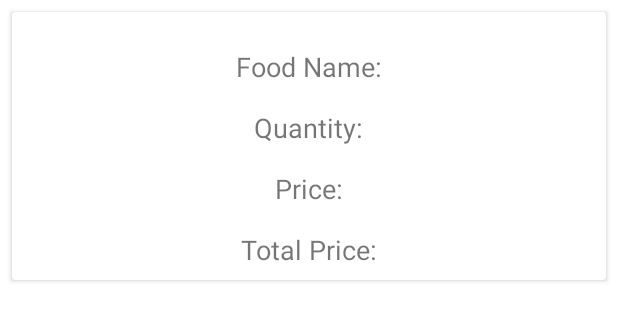
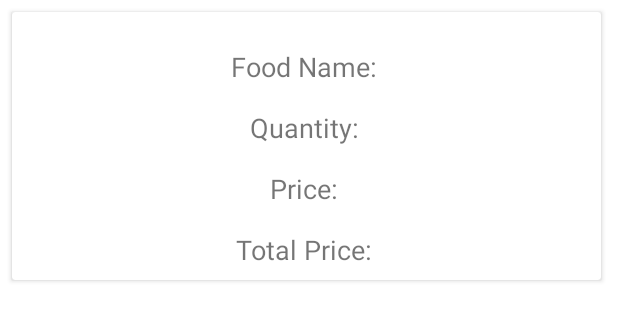
Before and after one commit to alishbah01/Picky-Foody-update, an Android app: the layout cart_item_card.xml on its own in the app's theme, with its tools: preview values and no code run, on a phone screen of 412 x 824 dp. Shown: the top 321 px of the screen. Run offline under Robolectric (Android 15) with nearby library versions, the phone set to English and light mode, and no system bars; Roboto replaces fonts that are not available here.

Commit message:
menu is set, cart is connect to menu and details btn is working

```diff
--- a/app/src/main/AndroidManifest.xml
+++ b/app/src/main/AndroidManifest.xml
@@ -24,7 +24,6 @@
         <activity
             android:name=".FoodItemCard"/>
         <activity
-
             android:name=".DetailActivityfood"
             android:exported="false" />
         <activity
--- a/app/src/main/java/com/example/jkk/AdminPopUp.java
+++ b/app/src/main/java/com/example/jkk/AdminPopUp.java
@@ -5,7 +5,6 @@ import androidx.appcompat.app.AppCompatActivity;
 import android.os.Bundle;
 
 public class AdminPopUp extends AppCompatActivity {
-
     @Override
     protected void onCreate(Bundle savedInstanceState) {
         super.onCreate(savedInstanceState);
--- a/app/src/main/java/com/example/jkk/FoodItemCard.java
+++ b/app/src/main/java/com/example/jkk/FoodItemCard.java
@@ -17,7 +17,7 @@ public class FoodItemCard extends AppCompatActivity {
         super.onCreate(savedInstanceState);
         setContentView(R.layout.food_item_card);
         // Find the button by ID
-        Details = findViewById(R.id.pc);}
+        Details = findViewById(R.id.details);}
 
 
     public void seedetails(View view) {
--- a/app/src/main/res/layout/cart_item_card.xml
+++ b/app/src/main/res/layout/cart_item_card.xml
@@ -1,60 +1,60 @@
 <?xml version="1.0" encoding="utf-8"?>
 <RelativeLayout xmlns:android="http://schemas.android.com/apk/res/android"
     android:layout_width="match_parent"
-    android:layout_height="match_parent"
+    android:layout_height="wrap_content"
     xmlns:app="http://schemas.android.com/apk/res-auto">
 
     <androidx.cardview.widget.CardView
-        android:layout_width="match_parent"
+        android:layout_width="392dp"
         android:layout_height="wrap_content"
-        android:layout_margin="8dp"
-       >
-
-        <ScrollView
-            android:layout_width="match_parent"
-            android:layout_height="match_parent"
-            android:layout_centerInParent="true">
+        android:layout_alignParentStart="true"
+        android:layout_alignParentTop="true"
+        android:layout_alignParentEnd="true"
+        android:layout_marginStart="8dp"
+        android:layout_marginTop="8dp"
+        android:layout_marginEnd="11dp"
+        android:layout_marginBottom="8dp">
 
         <LinearLayout
-                android:layout_width="match_parent"
+            android:layout_width="390dp"
             android:layout_height="wrap_content"
+            android:gravity="center"
             android:orientation="vertical"
-                android:gravity="center"
             android:padding="8dp">
 
             <TextView
                 android:id="@+id/foodNameTextView"
                 android:layout_width="wrap_content"
                 android:layout_height="wrap_content"
+                android:layout_marginTop="16dp"
                 android:text="Food Name:"
-                    android:textSize="18sp"
-                    android:layout_marginTop="16dp"/>
+                android:textSize="18sp" />
 
             <TextView
                 android:id="@+id/quantityTextView"
                 android:layout_width="wrap_content"
                 android:layout_height="wrap_content"
+                android:layout_marginTop="16dp"
                 android:text="Quantity:"
-                    android:textSize="18sp"
-                    android:layout_marginTop="16dp"/>
+                android:textSize="18sp" />
 
             <TextView
                 android:id="@+id/foodPriceTextView"
                 android:layout_width="wrap_content"
                 android:layout_height="wrap_content"
+                android:layout_marginTop="16dp"
                 android:text="Price:"
-                    android:textSize="18sp"
-                    android:layout_marginTop="16dp"/>
+                android:textSize="18sp" />
 
             <TextView
                 android:id="@+id/totalPriceTextView"
                 android:layout_width="wrap_content"
                 android:layout_height="wrap_content"
+                android:layout_marginTop="16dp"
                 android:text="Total Price:"
-                    android:textSize="18sp"
-                    android:layout_marginTop="16dp"/>
+                android:textSize="18sp" />
 
         </LinearLayout>
-        </ScrollView>
+
     </androidx.cardview.widget.CardView>
 </RelativeLayout>
--- a/app/src/main/res/layout/food_item_card.xml
+++ b/app/src/main/res/layout/food_item_card.xml
@@ -145,12 +145,11 @@
                 app:layout_constraintTop_toBottomOf="@+id/minusButton" />
 
             <Button
-                android:id="@+id/pc"
+                android:id="@+id/details"
                 android:layout_width="wrap_content"
                 android:layout_height="wrap_content"
                 android:layout_marginStart="48dp"
                 android:layout_marginTop="2dp"
-                android:onClick="seedetails"
                 android:text="see detail"
                 app:layout_constraintStart_toStartOf="parent"
                 app:layout_constraintTop_toBottomOf="@+id/foodDescriptionTextView" />
```
Also changed, not shown: app/src/main/java/com/example/jkk/CartItem.java (+16 -3 lines), app/src/main/java/com/example/jkk/adapter/MenuAdapter.java (+28 -4 lines). Lines whose indentation alone changed are shown as unchanged.
